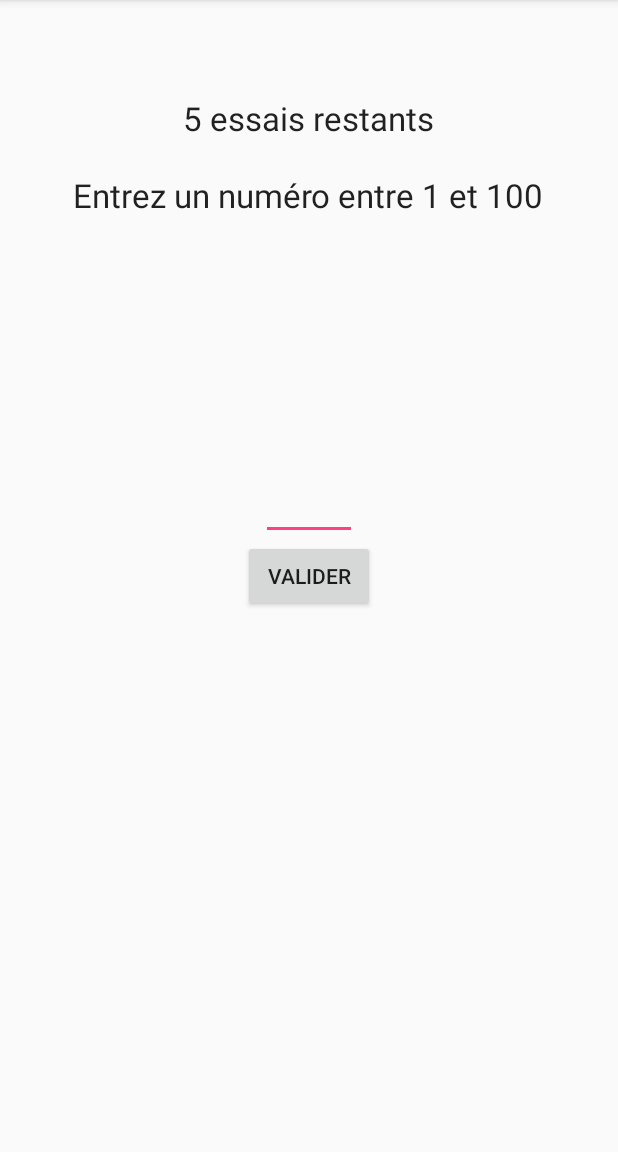
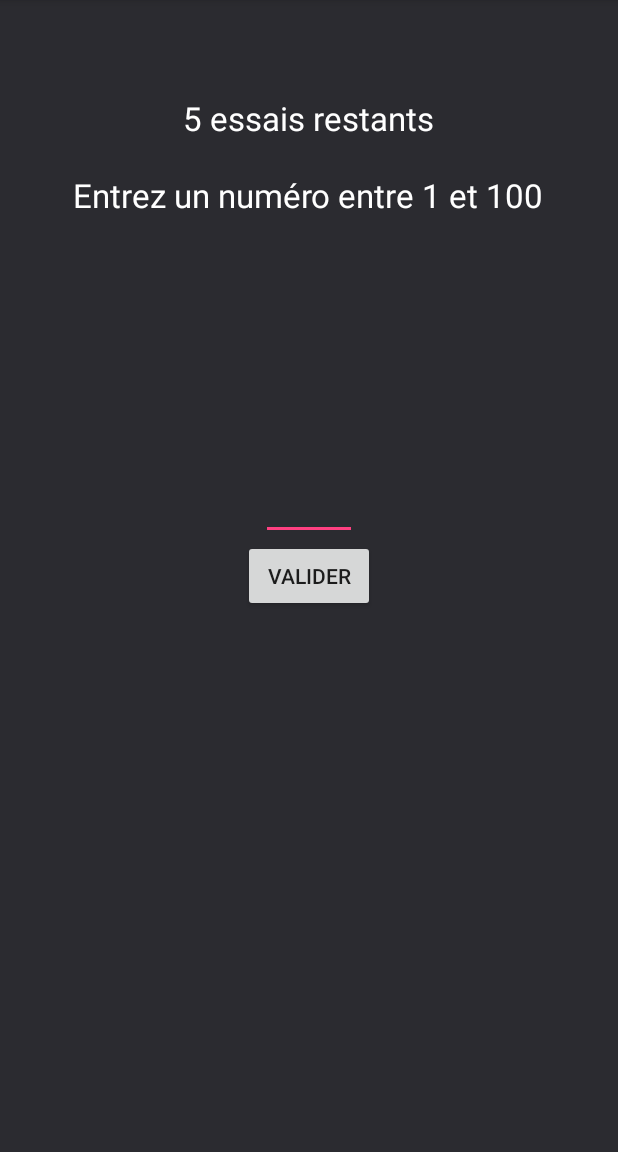
Before and after one commit to bigwanjeog/TPChiffreMystere, an Android app: the screen it shows after launch (MainActivity), on a phone screen of 412 x 824 dp, the part 84-1236 px from its top. Run offline under Robolectric (Android 15) with nearby library versions, the phone set to English and light mode, and no system bars.

Commit message:
Dark theme

```diff
--- a/app/src/main/java/com/example/renaud/tpchiffremystere/MainActivity.java
+++ b/app/src/main/java/com/example/renaud/tpchiffremystere/MainActivity.java
@@ -130,7 +130,7 @@ public class MainActivity extends AppCompatActivity {
      */
     public void gagner() {
         Intent i = new Intent(MainActivity.this, Gagner.class);
-        i.putExtra("numTest", Integer.toString(numTest));
+        i.putExtra("cptTest", Integer.toString(cptTest));
         startActivity(i);
     }
 
--- a/app/src/main/java/com/example/renaud/tpchiffremystere/gagner.java
+++ b/app/src/main/java/com/example/renaud/tpchiffremystere/gagner.java
@@ -26,7 +26,7 @@ public class Gagner extends AppCompatActivity {
 
         activityGagnerBtnReset = (Button) findViewById(R.id.activityGagnerBtnReset);
         activityGagnerTvGG = (TextView) findViewById(R.id.activityGagnerTvGG);
-        String texteVictoire = "Bravo !!\nTu as gagné avec le nombre " + (String)getIntent().getExtras().get("numTest");
+        String texteVictoire = "Bravo !!\nTu as gagné en " + (String)getIntent().getExtras().get("cptTest") + " essais";
         activityGagnerTvGG.setText(texteVictoire);
 
         activityGagnerBtnReset.setOnClickListener(new View.OnClickListener() {
--- a/app/src/main/res/layout/activity_gagner.xml
+++ b/app/src/main/res/layout/activity_gagner.xml
@@ -7,7 +7,8 @@
     android:paddingLeft="@dimen/activity_horizontal_margin"
     android:paddingRight="@dimen/activity_horizontal_margin"
     android:paddingTop="@dimen/activity_vertical_margin"
-    tools:context=".Gagner">
+    tools:context=".Gagner"
+    android:background="#2b2b30">
 
     <ImageView
         android:layout_width="wrap_content"
@@ -25,7 +26,8 @@
         android:layout_marginBottom="31dp"
         android:layout_above="@+id/activityGagnerImgGG"
         android:layout_centerHorizontal="true"
-        android:textAlignment="center" />
+        android:textAlignment="center"
+        android:textColor="#ffffff" />
 
     <Button
         android:layout_width="wrap_content"
--- a/app/src/main/res/layout/activity_main.xml
+++ b/app/src/main/res/layout/activity_main.xml
@@ -7,7 +7,8 @@
     android:paddingLeft="@dimen/activity_horizontal_margin"
     android:paddingRight="@dimen/activity_horizontal_margin"
     android:paddingTop="@dimen/activity_vertical_margin"
-    tools:context="com.example.renaud.tpchiffremystere.MainActivity">
+    tools:context="com.example.renaud.tpchiffremystere.MainActivity"
+    android:background="#2b2b30">
 
     <Button
         android:layout_width="wrap_content"
@@ -25,7 +26,8 @@
         android:id="@+id/activityMainLblInstruction"
         android:layout_marginTop="22dp"
         android:layout_below="@+id/activityMainTvEssai"
-        android:layout_centerHorizontal="true" />
+        android:layout_centerHorizontal="true"
+        android:textColor="#ffffff" />
 
     <EditText
         android:layout_width="wrap_content"
@@ -36,7 +38,8 @@
         android:maxLength="3"
         android:layout_above="@+id/activityMainBtnValider"
         android:layout_centerHorizontal="true"
-        android:textAlignment="center" />
+        android:textAlignment="center"
+        android:textColor="#ffffff" />
 
     <TextView
         android:layout_width="wrap_content"
@@ -54,7 +57,8 @@
         android:textAppearance="?android:attr/textAppearanceLarge"
         android:id="@+id/activityMainTvEssai"
         android:layout_below="@+id/activityMainBtnReset"
-        android:layout_centerHorizontal="true" />
+        android:layout_centerHorizontal="true"
+        android:textColor="#ffffff" />
 
     <Button
         android:layout_width="wrap_content"
```
